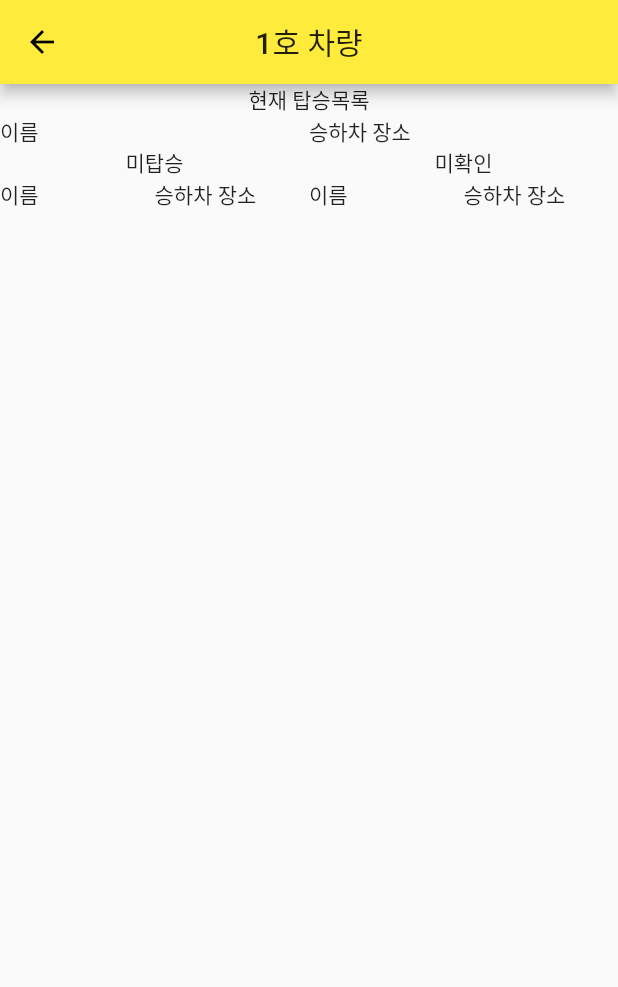
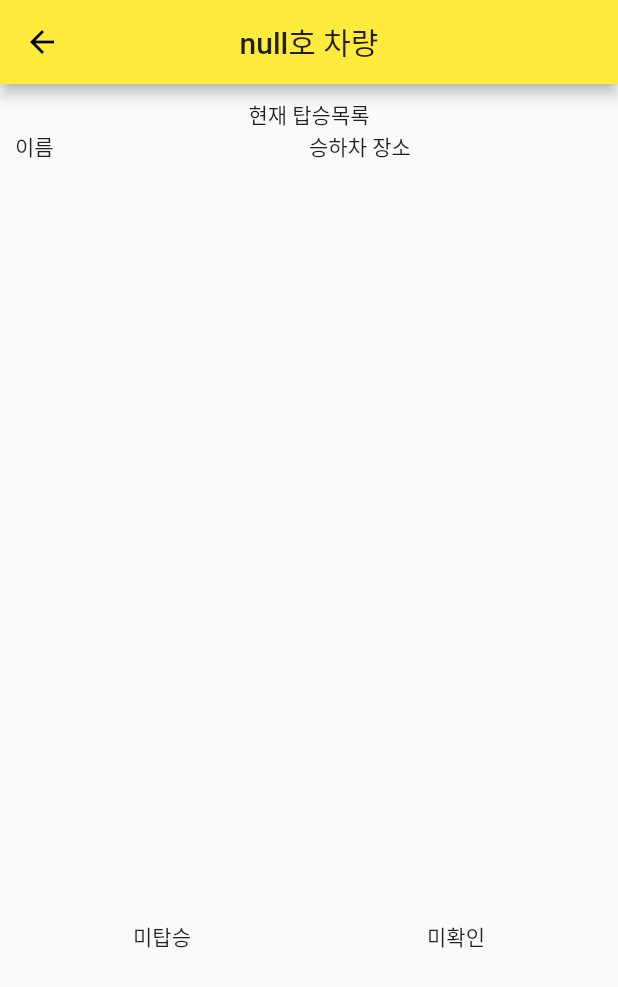
Before and after one commit to kangyechan/beacon_bus_dev, a Flutter app: the screen it shows after launch, after a tap on "운행시작", on a phone screen of 412 x 824 dp. Shown: the top 987 px of the screen. Run offline on Flutter 3.47's test engine with Material 2 defaults, Android fonts, the phone set to English and light mode, and no system bars; our stand-ins replace rxdart.

Commit message:
'busscreen'

```diff
--- a/lib/app.dart
+++ b/lib/app.dart
@@ -10,7 +10,7 @@ class BeaconBusApp extends StatelessWidget {
     return TeacherProvider(
       child: MaterialApp(
         title: 'School Bus',
-        theme: new ThemeData(
+        theme: ThemeData(
           primarySwatch: Colors.yellow,
         ),
         home: THomePage(),
--- a/lib/screens/board_list_screen.dart
+++ b/lib/screens/board_list_screen.dart
@@ -13,9 +13,12 @@ class BoardListScreen extends StatelessWidget {
         centerTitle: true,
         backgroundColor: Colors.yellow,
       ),
-      body: Column(
+      body: Padding(
+        padding: const EdgeInsets.all(10.0),
+        child: Column(
           children: <Widget>[
-          Column(
+            Expanded(
+              child: Column( // 현재탑승목록 부분
                 children: <Widget>[
                   Text("현재 탑승목록"),
                   Row(
@@ -24,20 +27,19 @@ class BoardListScreen extends StatelessWidget {
                       Expanded(child: Text("승하차 장소")),
                     ],
                   ),
+
                 ],
               ),
-          Row(
+            ),
+            Container(
+              height: 200.0,
+              child: Row( // 나머지 두 부분
                 children: <Widget>[
                   Expanded(
                     child: Column(
                       children: <Widget>[
                         Text("미탑승"),
-                    Row(
-                      children: <Widget>[
-                        Expanded(child: Text("이름")),
-                        Expanded(child: Text("승하차 장소")),
-                      ],
-                    )
+                        ListTile(),
                       ],
                     ),
                   ),
@@ -45,18 +47,15 @@ class BoardListScreen extends StatelessWidget {
                     child: Column(
                       children: <Widget>[
                         Text("미확인"),
-                    Row(
-                      children: <Widget>[
-                        Expanded(child: Text("이름")),
-                        Expanded(child: Text("승하차 장소")),
+                        ListTile(),
                       ],
+                    ),
                   ),
                 ],
               ),
             ),
           ],
         ),
-        ],
       ),
     );
   }
--- a/lib/screens/teacher_bus_screen.dart
+++ b/lib/screens/teacher_bus_screen.dart
@@ -2,27 +2,59 @@ import 'package:beacon_bus/blocs/teacher_provider.dart';
 import 'package:beacon_bus/screens/board_list_screen.dart';
 import 'package:flutter/material.dart';
 
-class TeacherBusScreen extends StatelessWidget {
+class TeacherBusScreen extends StatefulWidget {
+  @override
+  _TeacherBusScreenState createState() => _TeacherBusScreenState();
+}
+
+class _TeacherBusScreenState extends State<TeacherBusScreen> {
+
+  final List<String> _busNumber = ["1호차", "2호차", "3호차", "4호차", "5호차", "6호차"];
+  String dropdownValue;
+  int carNum;
+
   @override
   Widget build(BuildContext context) {
     final bloc = TeacherProvider.of(context);
 
     return Scaffold(
       body: Center(
-
         child: Column(
           children: <Widget>[
-            Text("1호차"),
-            _buildButton(context),
+            Expanded(
+              child: Column(
+                children: <Widget>[
+                  Padding(
+                   padding: const EdgeInsets.fromLTRB(0.0, 100.0, 0.0, 30.0),
+                   child: DropdownButton(
+                     value: dropdownValue,
+                     onChanged: (String value) {
+                       setState(() {
+                         dropdownValue = value;
+                         carNum = _busNumber.indexWhere((num) => num.startsWith(value)) + 1;
+                       });
+                     },
+                     items: _busNumber.map((value) => DropdownMenuItem(
+                       value: value,
+                       child: Text(value),
+                     )).toList(),
+                     hint: Text("운행 차량"),
+                   ),
+                  ),
+                  _buildButton(context, carNum),
+                ],
+              ),
+            ),
+            Expanded(
+              child: _buildBackground(),
+            ),
           ],
         ),
       ),
     );
   }
 
-  Widget _buildButton(BuildContext context) {
-    final carNum = 1;
-
+  Widget _buildButton(BuildContext context, int carNum) {
     return FlatButton(
       child: Text("운행시작"),
       color: Colors.yellow,
@@ -36,4 +68,10 @@ class TeacherBusScreen extends StatelessWidget {
       },
     );
   }
+
+  Widget _buildBackground() {
+    return Image.asset(
+      'images/background.JPG',
+    );
+  }
 }
--- a/pubspec.yaml
+++ b/pubspec.yaml
@@ -38,10 +38,8 @@ flutter:
   uses-material-design: true
 
   # To add assets to your application, add an assets section, like this:
-  # assets:
-  #  - images/a_dot_burr.jpeg
-  #  - images/a_dot_ham.jpeg
-
+  assets:
+    - images/background.JPG
   # An image asset can refer to one or more resolution-specific "variants", see
   # https://flutter.io/assets-and-images/#resolution-aware.
 
```
Also changed, not shown: images/background.JPG (added). Lines whose indentation alone changed are shown as unchanged.
